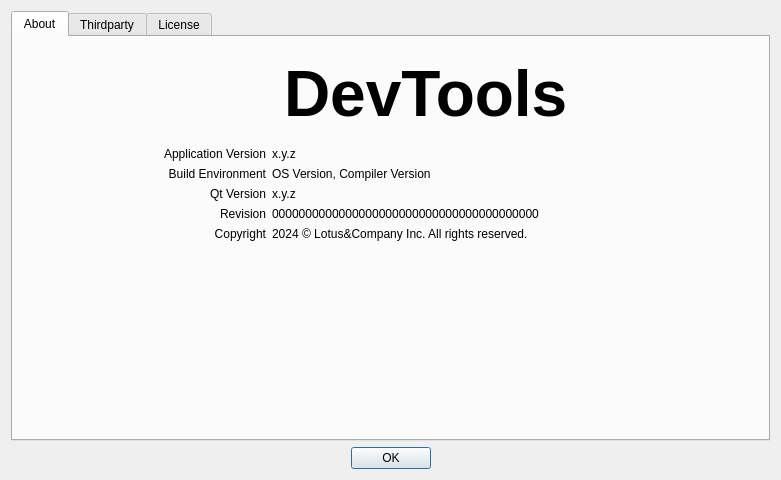
This is gui/menubar/about_devtools_dialog.ui in LotusAndCompany/devtools as Qt 5 draws it before an edit. The edited form follows.
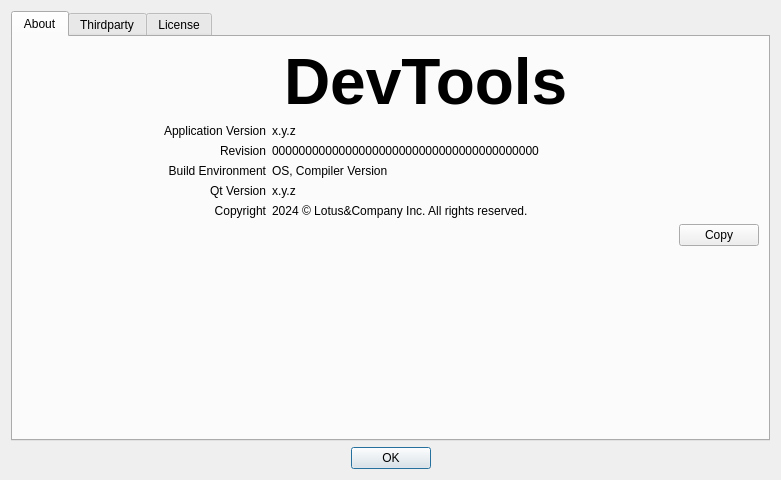
This is the edited form. Icons and pictures are not drawn.

Commit message: Add autogenerated app_info.h; this file includes app version, git revison, build environment information Texts in About DevTools are now selectable Update CMakeLists comments (wip) Add copy button

The edit to the form file:
```diff
--- a/gui/menubar/about_devtools_dialog.ui
+++ b/gui/menubar/about_devtools_dialog.ui
@@ -23,7 +23,7 @@
       <attribute name="title">
        <string>About</string>
       </attribute>
-      <layout class="QVBoxLayout" name="aboutTabLayout" stretch="1,3">
+      <layout class="QVBoxLayout" name="aboutTabLayout" stretch="0,0,0,0">
        <item>
         <layout class="QHBoxLayout" name="horizontalLayout_2">
          <property name="sizeConstraint">
@@ -115,6 +115,52 @@
        </item>
        <item>
         <layout class="QGridLayout" name="gridLayout" columnstretch="1,2">
+         <item row="3" column="0">
+          <widget class="QLabel" name="label_3">
+           <property name="text">
+            <string>Qt Version</string>
+           </property>
+           <property name="alignment">
+            <set>Qt::AlignRight|Qt::AlignTrailing|Qt::AlignVCenter</set>
+           </property>
+           <property name="textInteractionFlags">
+            <set>Qt::LinksAccessibleByMouse|Qt::TextSelectableByKeyboard|Qt::TextSelectableByMouse</set>
+           </property>
+          </widget>
+         </item>
+         <item row="0" column="1">
+          <widget class="QLabel" name="appVersion">
+           <property name="text">
+            <string>x.y.z</string>
+           </property>
+           <property name="textInteractionFlags">
+            <set>Qt::LinksAccessibleByMouse|Qt::TextSelectableByKeyboard|Qt::TextSelectableByMouse</set>
+           </property>
+          </widget>
+         </item>
+         <item row="4" column="0">
+          <widget class="QLabel" name="label_9">
+           <property name="text">
+            <string>Copyright</string>
+           </property>
+           <property name="alignment">
+            <set>Qt::AlignRight|Qt::AlignTrailing|Qt::AlignVCenter</set>
+           </property>
+           <property name="textInteractionFlags">
+            <set>Qt::LinksAccessibleByMouse|Qt::TextSelectableByKeyboard|Qt::TextSelectableByMouse</set>
+           </property>
+          </widget>
+         </item>
+         <item row="2" column="1">
+          <widget class="QLabel" name="buildEnv">
+           <property name="text">
+            <string>OS, Compiler Version</string>
+           </property>
+           <property name="textInteractionFlags">
+            <set>Qt::LinksAccessibleByMouse|Qt::TextSelectableByKeyboard|Qt::TextSelectableByMouse</set>
+           </property>
+          </widget>
+         </item>
          <item row="0" column="0">
           <widget class="QLabel" name="label">
            <property name="text">
@@ -125,14 +171,14 @@
            </property>
           </widget>
          </item>
-         <item row="0" column="1">
-          <widget class="QLabel" name="appVersion">
+         <item row="3" column="1">
+          <widget class="QLabel" name="qtVersion">
            <property name="text">
             <string>x.y.z</string>
            </property>
           </widget>
          </item>
-         <item row="1" column="0">
+         <item row="2" column="0">
           <widget class="QLabel" name="label_4">
            <property name="text">
             <string>Build Environment</string>
@@ -140,33 +186,12 @@
            <property name="alignment">
             <set>Qt::AlignRight|Qt::AlignTrailing|Qt::AlignVCenter</set>
            </property>
-          </widget>
-         </item>
-         <item row="1" column="1">
-          <widget class="QLabel" name="buildEnv">
-           <property name="text">
-            <string>OS Version, Compiler Version</string>
+           <property name="textInteractionFlags">
+            <set>Qt::LinksAccessibleByMouse|Qt::TextSelectableByKeyboard|Qt::TextSelectableByMouse</set>
            </property>
           </widget>
          </item>
-         <item row="2" column="0">
-          <widget class="QLabel" name="label_3">
-           <property name="text">
-            <string>Qt Version</string>
-           </property>
-           <property name="alignment">
-            <set>Qt::AlignRight|Qt::AlignTrailing|Qt::AlignVCenter</set>
-           </property>
-          </widget>
-         </item>
-         <item row="2" column="1">
-          <widget class="QLabel" name="qtVersion">
-           <property name="text">
-            <string>x.y.z</string>
-           </property>
-          </widget>
-         </item>
-         <item row="3" column="0">
+         <item row="1" column="0">
           <widget class="QLabel" name="label_2">
            <property name="text">
             <string>Revision</string>
@@ -176,20 +201,13 @@
            </property>
           </widget>
          </item>
-         <item row="3" column="1">
+         <item row="1" column="1">
           <widget class="QLabel" name="revision">
            <property name="text">
             <string>0000000000000000000000000000000000000000</string>
            </property>
-          </widget>
-         </item>
-         <item row="4" column="0">
-          <widget class="QLabel" name="label_9">
-           <property name="text">
-            <string>Copyright</string>
-           </property>
-           <property name="alignment">
-            <set>Qt::AlignRight|Qt::AlignTrailing|Qt::AlignVCenter</set>
+           <property name="textInteractionFlags">
+            <set>Qt::LinksAccessibleByMouse|Qt::TextSelectableByKeyboard|Qt::TextSelectableByMouse</set>
            </property>
           </widget>
          </item>
@@ -200,34 +218,57 @@
            </property>
           </widget>
          </item>
-         <item row="5" column="0">
-          <spacer name="verticalSpacer">
+        </layout>
+       </item>
+       <item>
+        <layout class="QHBoxLayout" name="horizontalLayout_3">
+         <property name="bottomMargin">
+          <number>0</number>
+         </property>
+         <item>
+          <spacer name="horizontalSpacer_3">
            <property name="orientation">
-            <enum>Qt::Vertical</enum>
+            <enum>Qt::Horizontal</enum>
            </property>
            <property name="sizeHint" stdset="0">
             <size>
-             <width>20</width>
-             <height>40</height>
+             <width>40</width>
+             <height>20</height>
             </size>
            </property>
           </spacer>
          </item>
-         <item row="5" column="1">
-          <spacer name="verticalSpacer_2">
-           <property name="orientation">
-            <enum>Qt::Vertical</enum>
+         <item>
+          <widget class="QPushButton" name="copyButton">
+           <property name="sizePolicy">
+            <sizepolicy hsizetype="Maximum" vsizetype="Fixed">
+             <horstretch>0</horstretch>
+             <verstretch>0</verstretch>
+            </sizepolicy>
            </property>
-           <property name="sizeHint" stdset="0">
-            <size>
-             <width>20</width>
-             <height>40</height>
-            </size>
+           <property name="layoutDirection">
+            <enum>Qt::LeftToRight</enum>
            </property>
-          </spacer>
+           <property name="text">
+            <string>Copy</string>
+           </property>
+          </widget>
          </item>
         </layout>
        </item>
+       <item>
+        <spacer name="verticalSpacer">
+         <property name="orientation">
+          <enum>Qt::Vertical</enum>
+         </property>
+         <property name="sizeHint" stdset="0">
+          <size>
+           <width>20</width>
+           <height>40</height>
+          </size>
+         </property>
+        </spacer>
+       </item>
       </layout>
      </widget>
      <widget class="QWidget" name="thirdpartyTab">
```
Left out of the diff: 20 changed lines with no effect on the pictures. The commit also changes 5 other files.
